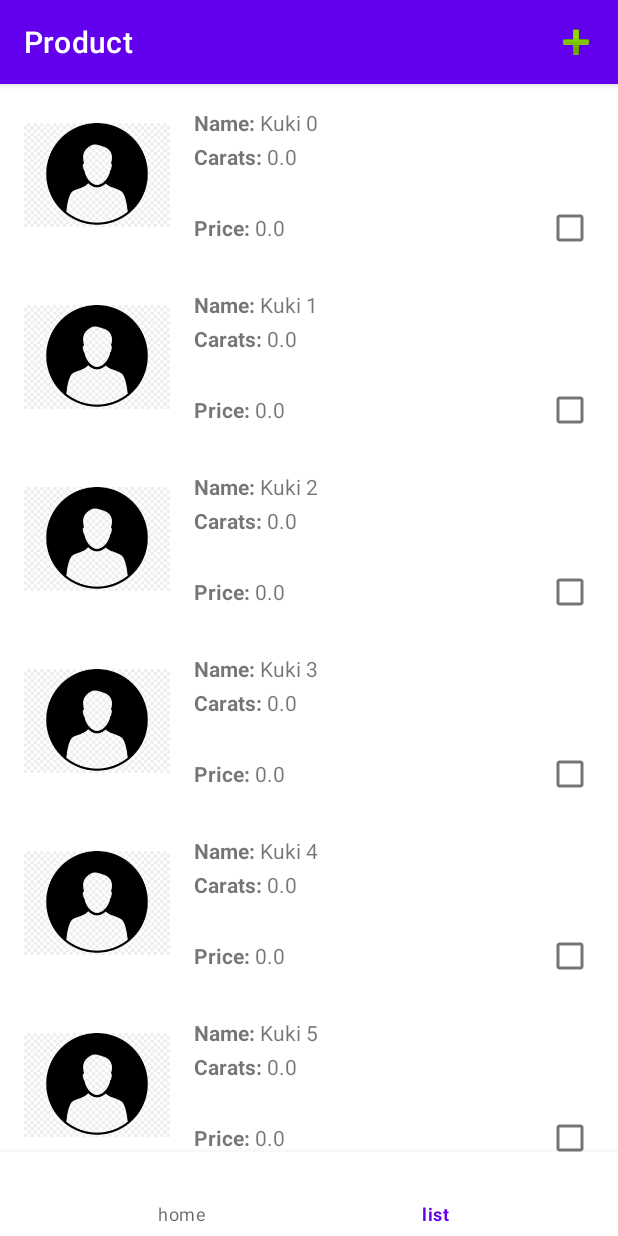
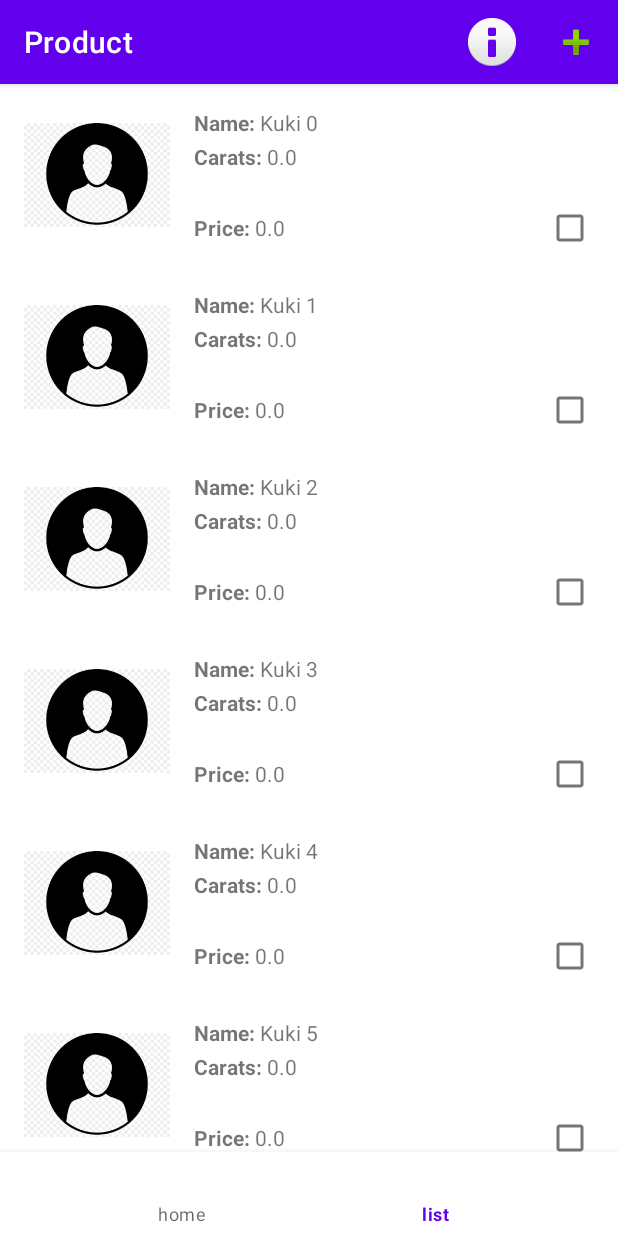
Before and after one commit to RefaelAdmoni/InstaDiamonds, an Android app: the screen it shows after launch (HomeActivity), on a phone screen of 412 x 824 dp. Run offline under Robolectric (Android 15) with nearby library versions, the phone set to English and light mode, and no system bars; our stand-ins replace navigation-ui.

Commit message:
Dialog Fragment

```diff
--- a/app/src/main/java/com/example/instadiamond/ProductsListFragment.java
+++ b/app/src/main/java/com/example/instadiamond/ProductsListFragment.java
@@ -176,6 +176,11 @@ public class ProductsListFragment extends Fragment {
             case R.id.menu_product_list_add:
                 Log.d("TAG","fragment handle add menu");
                 return true;
+            case R.id.menu_product_list_info:
+                Log.d("TAG","fragment handle info menu");
+                AlertDialogFragment dialog = AlertDialogFragment.newInstance("Product App Info", "Welcome to the Diamonds app info page...");
+                dialog.show(getParentFragmentManager(),"TAG");
+                return true;
         }
         return super.onOptionsItemSelected(item);
     }
--- a/app/src/main/res/menu/products_list_menu.xml
+++ b/app/src/main/res/menu/products_list_menu.xml
@@ -3,8 +3,13 @@
     xmlns:android="http://schemas.android.com/apk/res/android">
 
     <item
+        android:id="@+id/menu_product_list_info"
+        android:icon="@android:drawable/ic_dialog_info"
+        android:title="info"
+        app:showAsAction="always" />
+    <item
         android:id="@+id/menu_product_list_add"
         android:icon="@android:drawable/ic_input_add"
         android:title="Add"
-        app:showAsAction="always" />
+        app:showAsAction="ifRoom" />
 </menu>
```
Also changed, not shown: app/src/main/java/com/example/instadiamond/AlertDialogFragment.java (added, +67 -0 lines).
